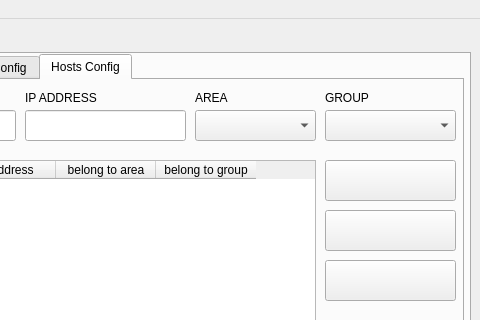
Qt form OplexPinger.ui (HamzaOPLEX/NetworkScaner-PyQt5) before a commit; both pictures show x 168 to 648 and y 0 to 320 of the 648 by 660 pixel window.
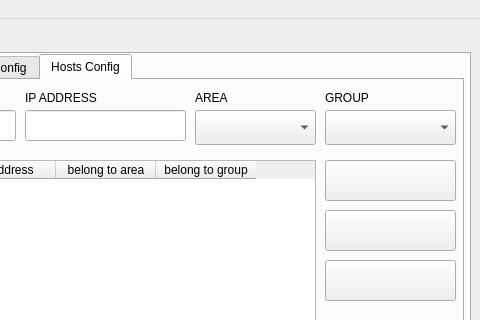
The same form after that commit. The open tabs and pages were chosen to show the change. Icons and pictures are not drawn.

What changed in the file:
```diff
--- a/OplexPinger.ui
+++ b/OplexPinger.ui
@@ -2723,7 +2723,7 @@
             <x>350</x>
             <y>30</y>
             <width>121</width>
-            <height>31</height>
+            <height>35</height>
            </rect>
           </property>
          </widget>
@@ -2733,7 +2733,7 @@
             <x>480</x>
             <y>30</y>
             <width>131</width>
-            <height>31</height>
+            <height>35</height>
            </rect>
           </property>
          </widget>
```
Left out of the diff: 34 changed lines with no effect on the pictures.
